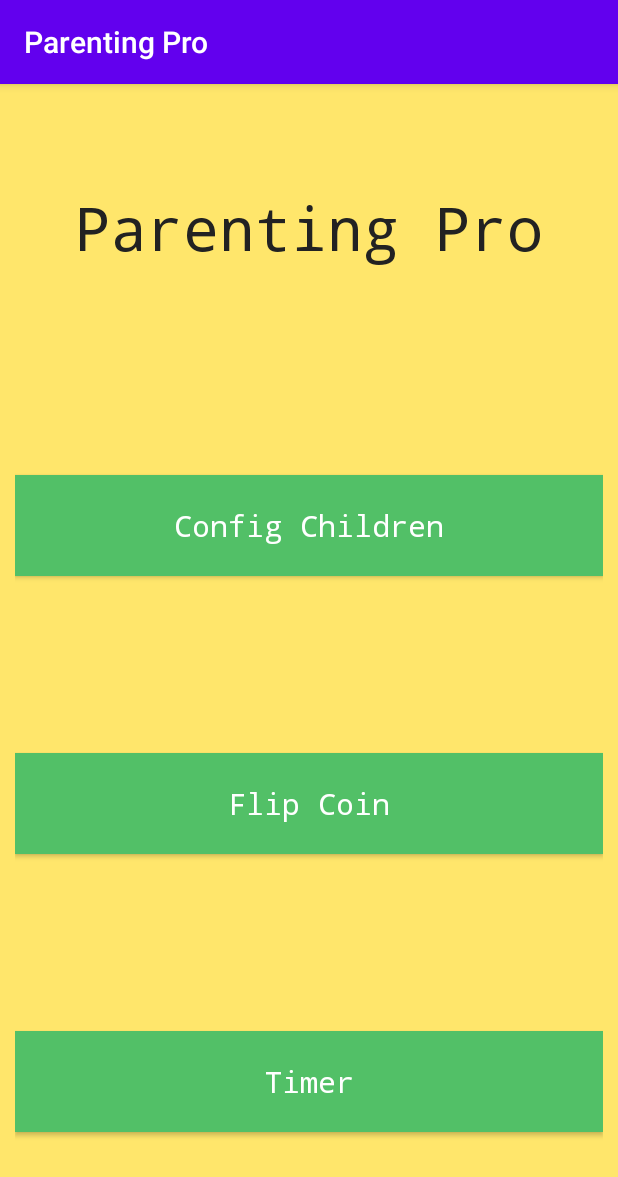
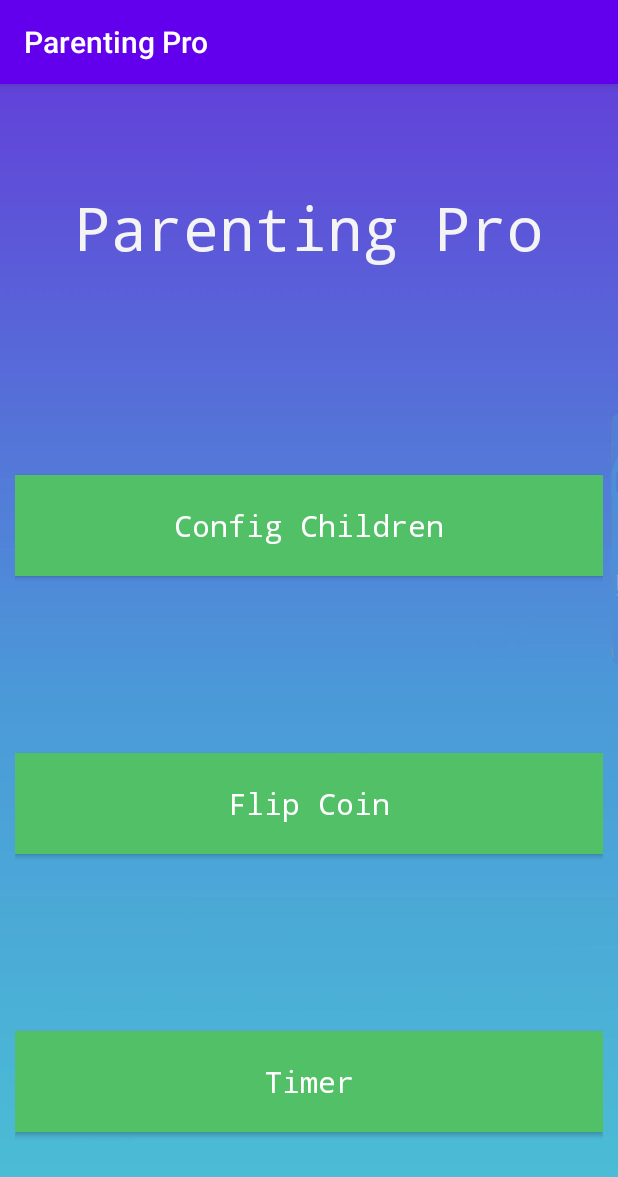
Before and after one commit to KemoLD/Parenting-App, an Android app: the screen it shows after launch (MainActivity), on a phone screen of 412 x 824 dp. Shown: the top 1177 px of the screen. Run offline under Robolectric (Android 15) with nearby library versions, the phone set to English and light mode, and no system bars.

Commit message:
change yellow background to image
only the change in main menu. change yellow background color to image

```diff
--- a/app/src/main/res/layout/activity_main.xml
+++ b/app/src/main/res/layout/activity_main.xml
@@ -10,7 +10,7 @@
         android:layout_width="match_parent"
         android:layout_height="match_parent"
         android:orientation="vertical"
-        android:background="#ffe66b">
+        android:background="@drawable/background2">
 
         <LinearLayout
             android:layout_width="match_parent"
@@ -24,9 +24,9 @@
                 android:layout_height="wrap_content"
                 android:gravity="center"
                 android:text="@string/app_name"
-                android:textColor="#222222"
-                android:typeface="monospace"
-                android:textSize="40sp" />
+                android:textColor="#F4F4F4"
+                android:textSize="40sp"
+                android:typeface="monospace" />
         </LinearLayout>
 
 
@@ -42,6 +42,7 @@
                 android:layout_width="match_parent"
                 android:layout_height="0dp"
                 android:layout_weight="1"
+                android:gravity="center"
                 android:orientation="horizontal">
 
                 <Button
@@ -49,15 +50,14 @@
                     android:layout_width="match_parent"
                     android:layout_height="wrap_content"
                     android:layout_gravity="center"
+                    android:background="#52c067"
                     android:paddingTop="20dp"
                     android:paddingBottom="20dp"
                     android:text="@string/config_child"
                     android:textAllCaps="false"
                     android:textColor="#ffffff"
-                    android:background="#52c067"
-                    android:typeface="monospace"
                     android:textSize="20sp"
-                     />
+                    android:typeface="monospace" />
 <!--                <ImageView-->
 <!--                    android:layout_width="wrap_content"-->
 <!--                    android:layout_height="wrap_content"-->
--- a/app/src/main/res/layout/activity_timer.xml
+++ b/app/src/main/res/layout/activity_timer.xml
@@ -4,7 +4,8 @@
     xmlns:tools="http://schemas.android.com/tools"
     android:layout_width="match_parent"
     android:layout_height="match_parent"
-    tools:context=".TimerActivity">
+    tools:context=".TimerActivity"
+    android:background="#ffe66b">
 
     <LinearLayout
         android:layout_width="match_parent"
```
Also changed, not shown: app/src/main/res/drawable/background2.jpg (added).
